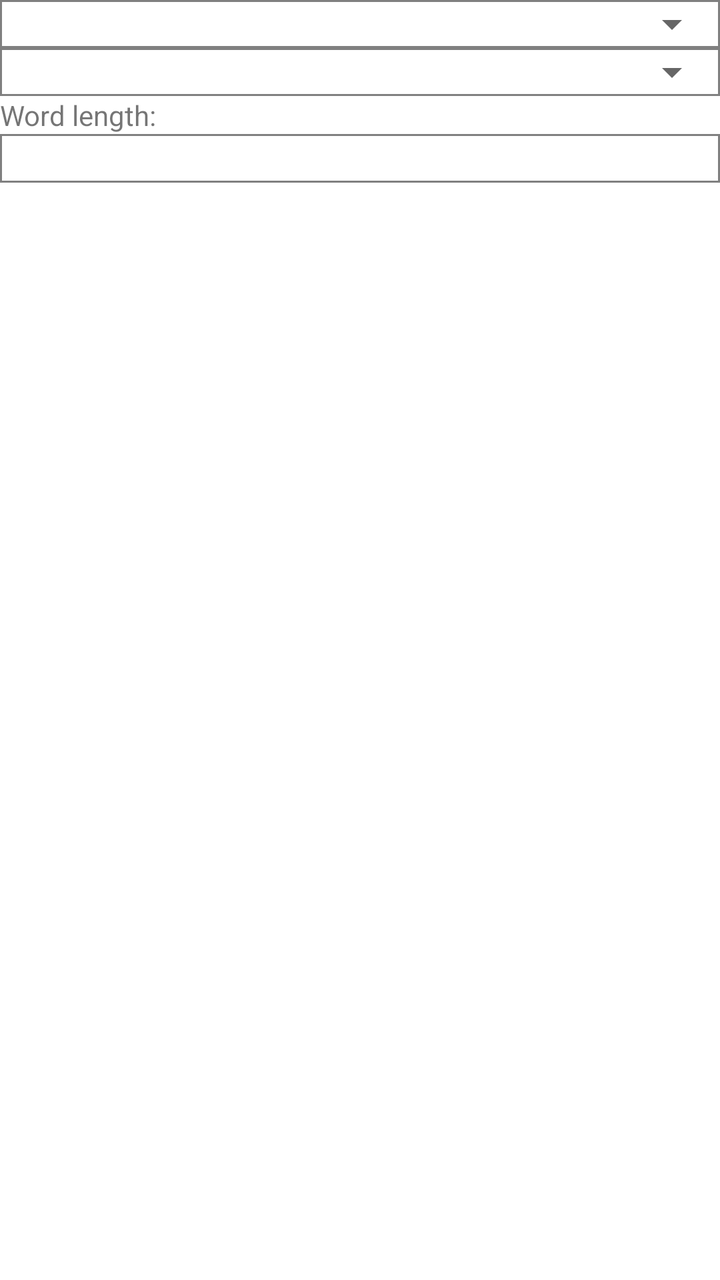
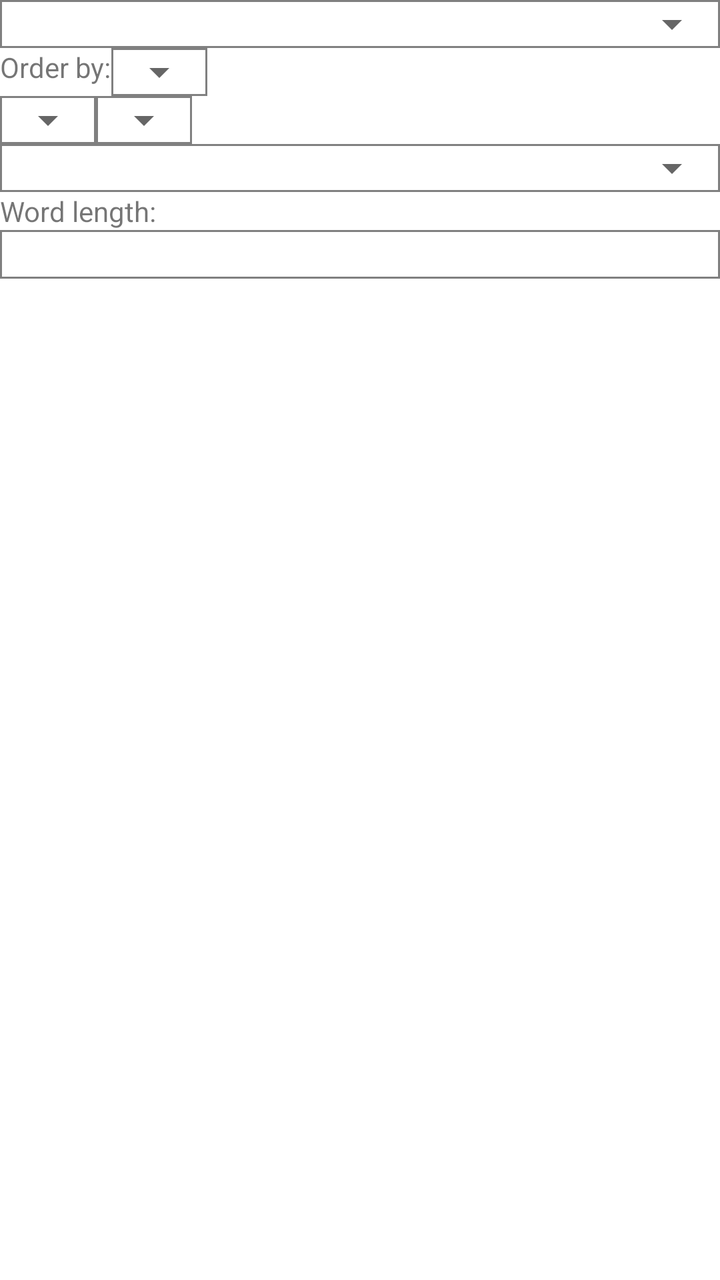

Compare the two renders of this Android layout. The source of the first and the diff that turns it into the second are given below.
<!-- AndroidManifest.xml: application theme Theme.WordQuiz -->
<!-- res/layout/solve.xml -->
<?xml version="1.0" encoding="utf-8"?>
<LinearLayout xmlns:android="http://schemas.android.com/apk/res/android"
    android:orientation="vertical"
    android:layout_width="match_parent"
    android:layout_height="match_parent">
    <FrameLayout
        android:layout_width="match_parent"
        android:layout_height="wrap_content"
        android:background="@drawable/rectangle">
        <Spinner
            android:id="@+id/spinner5"
            android:layout_width="match_parent"
            android:layout_height="wrap_content" />
    </FrameLayout>
    <FrameLayout
        android:layout_width="match_parent"
        android:layout_height="wrap_content"
        android:background="@drawable/rectangle">
        <Spinner
            android:id="@+id/spinner21"
            android:layout_width="match_parent"
            android:layout_height="wrap_content" />
    </FrameLayout>
    <TextView
        android:layout_width="wrap_content"
        android:layout_height="wrap_content"
        android:text="Word length:"
        android:id="@+id/textview80">
    </TextView>
    <EditText
        android:id="@+id/edittext17"
        android:inputType="number"
        android:layout_width="match_parent"
        android:layout_height="wrap_content"
        android:background="@drawable/rectangle">
    </EditText>
</LinearLayout>
<!-- resources referenced by this layout -->
<resources>
  <!-- drawable rectangle (drawable) -->
  <?xml version="1.0" encoding="utf-8"?>
  <shape xmlns:android="http://schemas.android.com/apk/res/android">
      <stroke
          android:width="1dp"
          android:color="@color/gray"/>
  </shape>
  <style name="Theme.WordQuiz" parent="Theme.MaterialComponents.DayNight.NoActionBar">
          
          <item name="colorPrimary">@color/purple_500</item>
          <item name="colorPrimaryVariant">@color/purple_700</item>
          <item name="colorOnPrimary">@color/white</item>
          
          <item name="colorSecondary">@color/teal_200</item>
          <item name="colorSecondaryVariant">@color/teal_700</item>
          <item name="colorOnSecondary">@color/black</item>
          
          <item name="android:statusBarColor" tools:targetApi="l">?attr/colorPrimaryVariant</item>
          
      </style>
  <color name="gray">#FF808080</color>
  <color name="purple_500">#FF6200EE</color>
  <color name="purple_700">#FF3700B3</color>
  <color name="white">#FFFFFFFF</color>
  <color name="teal_200">#FF03DAC5</color>
  <color name="teal_700">#FF018786</color>
  <color name="black">#FF000000</color>
</resources>

<!-- the commit's change to res/layout/solve.xml (unified diff, before → after) -->
@@ -12,6 +12,49 @@
             android:layout_width="match_parent"
             android:layout_height="wrap_content" />
     </FrameLayout>
+    <LinearLayout
+        android:orientation="horizontal"
+        android:layout_width="match_parent"
+        android:layout_height="wrap_content">
+        <TextView
+            android:layout_width="wrap_content"
+            android:layout_height="wrap_content"
+            android:text="Order by:"
+            android:id="@+id/textview81">
+        </TextView>
+        <FrameLayout
+            android:layout_width="wrap_content"
+            android:layout_height="wrap_content"
+            android:background="@drawable/rectangle">
+            <Spinner
+                android:id="@+id/spinner22"
+                android:layout_width="wrap_content"
+                android:layout_height="wrap_content" />
+        </FrameLayout>
+    </LinearLayout>
+    <LinearLayout
+        android:orientation="horizontal"
+        android:layout_width="match_parent"
+        android:layout_height="wrap_content">
+        <FrameLayout
+            android:layout_width="wrap_content"
+            android:layout_height="wrap_content"
+            android:background="@drawable/rectangle">
+            <Spinner
+                android:id="@+id/spinner23"
+                android:layout_width="wrap_content"
+                android:layout_height="wrap_content" />
+        </FrameLayout>
+        <FrameLayout
+            android:layout_width="wrap_content"
+            android:layout_height="wrap_content"
+            android:background="@drawable/rectangle">
+            <Spinner
+                android:id="@+id/spinner24"
+                android:layout_width="wrap_content"
+                android:layout_height="wrap_content" />
+        </FrameLayout>
+    </LinearLayout>
     <FrameLayout
         android:layout_width="match_parent"
         android:layout_height="wrap_content"
